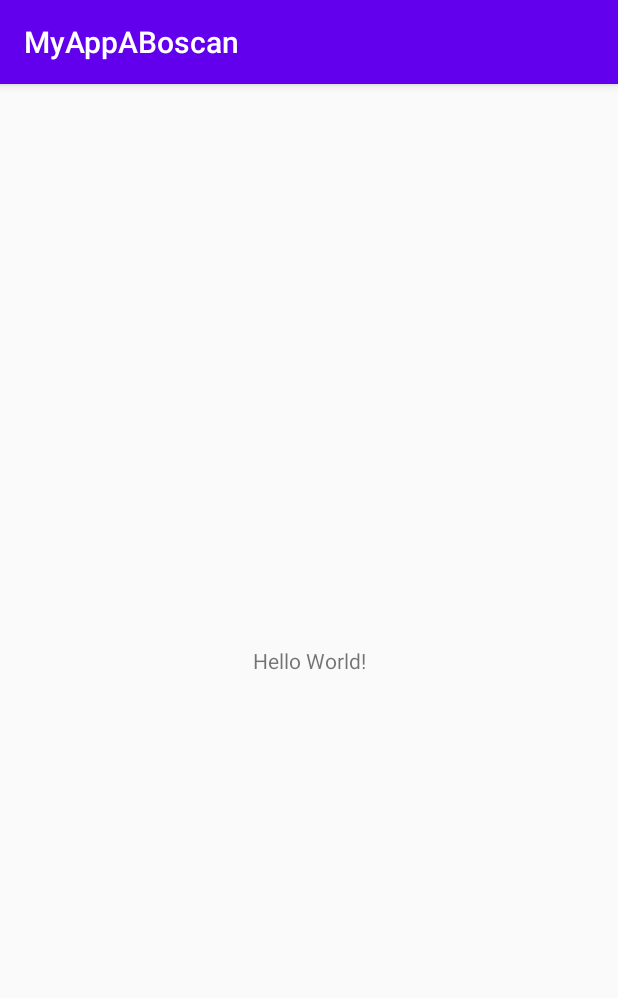
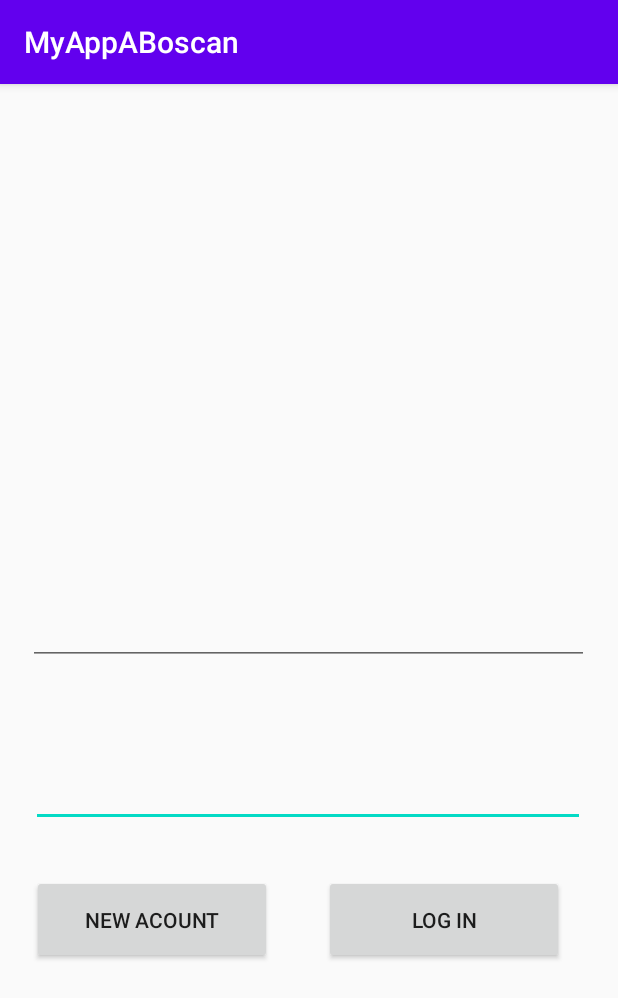
Before and after one commit to Carloslaink/MyApp, an Android app: the screen it shows after launch (MainActivity), on a phone screen of 412 x 824 dp. Shown: the top 998 px of the screen. Run offline under Robolectric (Android 15) with nearby library versions, the phone set to English and light mode, and no system bars.

Commit message:
login
primera parte

```diff
--- a/app/src/main/res/layout/activity_main.xml
+++ b/app/src/main/res/layout/activity_main.xml
@@ -4,15 +4,61 @@
     xmlns:tools="http://schemas.android.com/tools"
     android:layout_width="match_parent"
     android:layout_height="match_parent"
-    tools:context=".MainActivity">
+    tools:context=".MainActivity"><![CDATA[
 
-    <TextView
-        android:layout_width="wrap_content"
-        android:layout_height="wrap_content"
-        android:text="Hello World!"
+    android:hint="Email"/>
+
+
+
+    ]]>
+
+    <EditText
+        android:id="@+id/editTextTextPassword"
+        android:layout_width="369dp"
+        android:layout_height="49dp"
+        android:layout_marginTop="44dp"
+        android:ems="10"
+        android:inputType="textPassword"
         app:layout_constraintBottom_toBottomOf="parent"
         app:layout_constraintEnd_toEndOf="parent"
+        app:layout_constraintHorizontal_bias="0.487"
         app:layout_constraintStart_toStartOf="parent"
-        app:layout_constraintTop_toTopOf="parent" />
+        app:layout_constraintTop_toBottomOf="@+id/editTextTextPersonName"
+        app:layout_constraintVertical_bias="0.052"
+        tools:ignore="TouchTargetSizeCheck,SpeakableTextPresentCheck" />
 
+    <EditText
+        android:id="@+id/editTextTextPersonName"
+        android:layout_width="374dp"
+        android:layout_height="43dp"
+        android:layout_marginTop="344dp"
+        android:ems="10"
+        android:inputType="textPersonName"
+        app:layout_constraintEnd_toEndOf="parent"
+        app:layout_constraintHorizontal_bias="0.486"
+        app:layout_constraintStart_toStartOf="parent"
+        app:layout_constraintTop_toTopOf="parent"
+        tools:ignore="TouchTargetSizeCheck,SpeakableTextPresentCheck" />
+
+    <Button
+        android:id="@+id/button2"
+        android:layout_width="160dp"
+        android:layout_height="59dp"
+        android:layout_marginTop="32dp"
+        android:layout_marginEnd="36dp"
+        android:text="Log In"
+        app:layout_constraintEnd_toEndOf="parent"
+        app:layout_constraintTop_toBottomOf="@+id/editTextTextPassword" />
+
+    <Button
+        android:id="@+id/button3"
+        android:layout_width="160dp"
+        android:layout_height="59dp"
+        android:layout_marginTop="32dp"
+        android:text="New Acount"
+        app:layout_constraintEnd_toStartOf="@+id/button2"
+        app:layout_constraintHorizontal_bias="0.381"
+        app:layout_constraintStart_toStartOf="parent"
+        app:layout_constraintTop_toBottomOf="@+id/editTextTextPassword" />
+    android:hint="Password"/>
 </android.support.constraint.ConstraintLayout>
```
